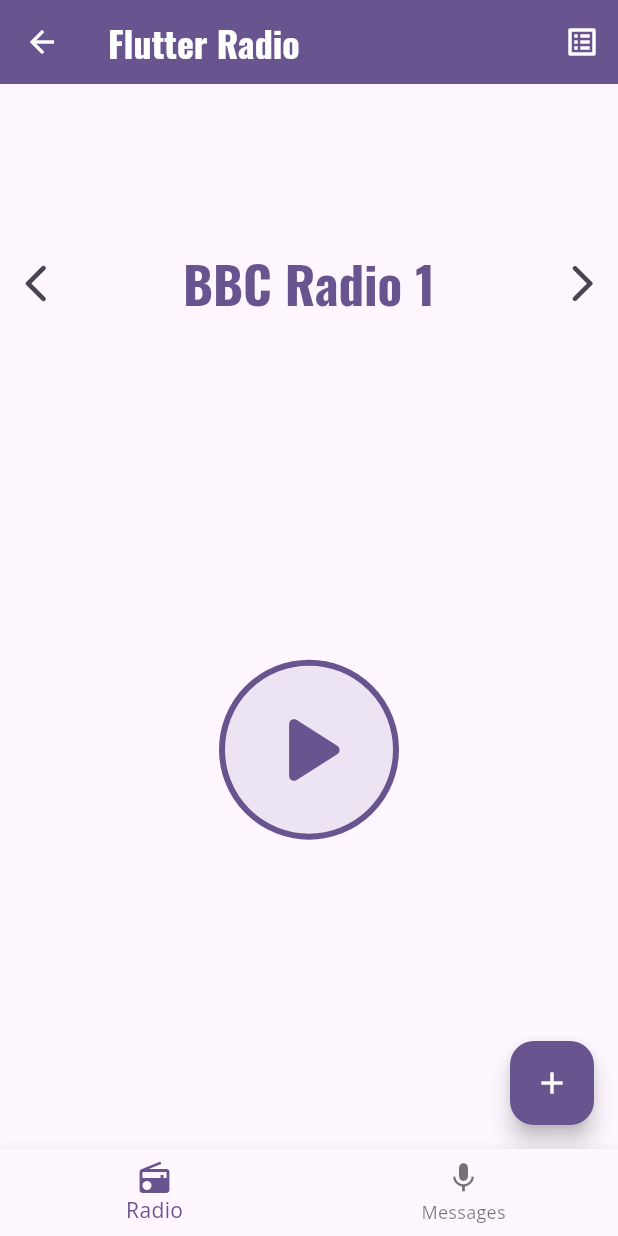
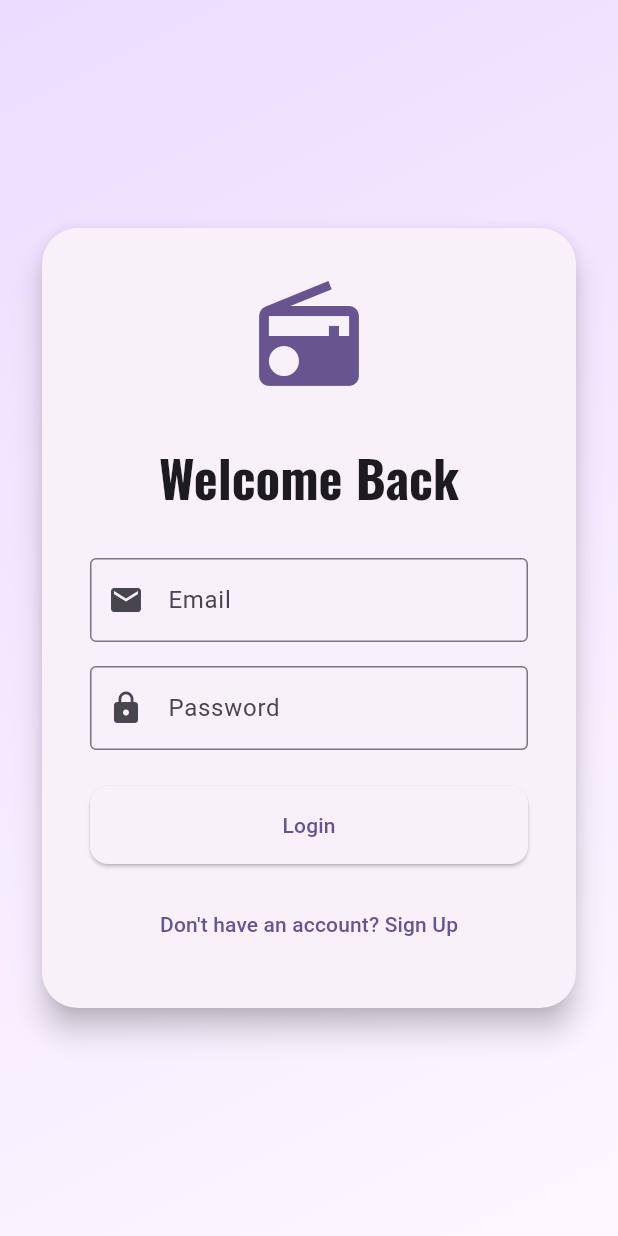
Before and after one commit to Paulanton07/firebase, a Flutter app: the screen it shows after launch, on a phone screen of 412 x 824 dp. Run offline on Flutter 3.47's test engine with Material 3 defaults, Android fonts, the phone set to English and light mode, and no system bars; our stand-ins replace audioplayers, cloud_firestore, firebase_auth, firebase_core, firebase_storage, google_fonts and 2 more; missing offline and left inert: record; accounts and stored records are empty.

Commit message:
worked version on VScode

```diff
--- /dev/null
+++ b/lib/auth_service.dart
@@ -0,0 +1,41 @@
+
+import 'package:firebase_auth/firebase_auth.dart';
+import 'package:cloud_firestore/cloud_firestore.dart';
+
+class AuthService {
+  final FirebaseAuth _auth = FirebaseAuth.instance;
+  final FirebaseFirestore _firestore = FirebaseFirestore.instance;
+
+  // Get current user
+  User? get currentUser => _auth.currentUser;
+
+  // Auth state stream
+  Stream<User?> get authStateChanges => _auth.authStateChanges();
+
+  // Sign in with email and password
+  Future<UserCredential> signInWithEmailAndPassword(String email, String password) async {
+    return await _auth.signInWithEmailAndPassword(email: email, password: password);
+  }
+
+  // Register with email and password
+  Future<UserCredential> createUserWithEmailAndPassword(String email, String password) async {
+    final credential = await _auth.createUserWithEmailAndPassword(email: email, password: password);
+    if (credential.user != null) {
+      await _saveUserToFirestore(credential.user!);
+    }
+    return credential;
+  }
+
+  Future<void> _saveUserToFirestore(User user) async {
+    await _firestore.collection('users').doc(user.uid).set({
+      'email': user.email,
+      'uid': user.uid,
+      'createdAt': FieldValue.serverTimestamp(),
+    });
+  }
+
+  // Sign out
+  Future<void> signOut() async {
+    await _auth.signOut();
+  }
+}
--- /dev/null
+++ b/lib/login_screen.dart
@@ -0,0 +1,162 @@
+
+import 'package:flutter/material.dart';
+import 'package:firebase_auth/firebase_auth.dart';
+import 'auth_service.dart';
+
+class LoginScreen extends StatefulWidget {
+  const LoginScreen({super.key});
+
+  @override
+  State<LoginScreen> createState() => _LoginScreenState();
+}
+
+class _LoginScreenState extends State<LoginScreen> {
+  final _emailController = TextEditingController();
+  final _passwordController = TextEditingController();
+  final _authService = AuthService();
+  bool _isLogin = true;
+  bool _isLoading = false;
+  String? _errorMessage;
+
+  Future<void> _submit() async {
+    setState(() {
+      _isLoading = true;
+      _errorMessage = null;
+    });
+
+    try {
+      if (_isLogin) {
+        await _authService.signInWithEmailAndPassword(
+          _emailController.text.trim(),
+          _passwordController.text.trim(),
+        );
+      } else {
+        await _authService.createUserWithEmailAndPassword(
+          _emailController.text.trim(),
+          _passwordController.text.trim(),
+        );
+      }
+    } on FirebaseAuthException catch (e) {
+      setState(() {
+        _errorMessage = e.message;
+      });
+    } catch (e) {
+      setState(() {
+        _errorMessage = 'An unexpected error occurred.';
+      });
+    } finally {
+      if (mounted) {
+        setState(() {
+          _isLoading = false;
+        });
+      }
+    }
+  }
+
+  @override
+  Widget build(BuildContext context) {
+    final theme = Theme.of(context);
+    return Scaffold(
+      body: Container(
+        decoration: BoxDecoration(
+          gradient: LinearGradient(
+            begin: Alignment.topLeft,
+            end: Alignment.bottomRight,
+            colors: [
+              theme.colorScheme.primaryContainer,
+              theme.colorScheme.surface,
+            ],
+          ),
+        ),
+        child: Center(
+          child: SingleChildScrollView(
+            padding: const EdgeInsets.all(24.0),
+            child: Card(
+              elevation: 8,
+              shape: RoundedRectangleBorder(borderRadius: BorderRadius.circular(24)),
+              child: Padding(
+                padding: const EdgeInsets.all(32.0),
+                child: Column(
+                  mainAxisAlignment: MainAxisAlignment.center,
+                  crossAxisAlignment: CrossAxisAlignment.stretch,
+                  children: [
+                    Icon(
+                      Icons.radio,
+                      size: 80,
+                      color: theme.colorScheme.primary,
+                    ),
+                    const SizedBox(height: 32),
+                    Text(
+                      _isLogin ? 'Welcome Back' : 'Create Account',
+                      style: theme.textTheme.headlineMedium?.copyWith(
+                        fontWeight: FontWeight.bold,
+                      ),
+                      textAlign: TextAlign.center,
+                    ),
+                    const SizedBox(height: 32),
+                    TextField(
+                      controller: _emailController,
+                      decoration: const InputDecoration(
+                        labelText: 'Email',
+                        border: OutlineInputBorder(),
+                        prefixIcon: Icon(Icons.email),
+                      ),
+                      keyboardType: TextInputType.emailAddress,
+                    ),
+                    const SizedBox(height: 16),
+                    TextField(
+                      controller: _passwordController,
+                      decoration: const InputDecoration(
+                        labelText: 'Password',
+                        border: OutlineInputBorder(),
+                        prefixIcon: Icon(Icons.lock),
+                      ),
+                      obscureText: true,
+                    ),
+                    if (_errorMessage != null) ...[
+                      const SizedBox(height: 16),
+                      Text(
+                        _errorMessage!,
+                        style: TextStyle(color: theme.colorScheme.error),
+                        textAlign: TextAlign.center,
+                      ),
+                    ],
+                    const SizedBox(height: 24),
+                    ElevatedButton(
+                      onPressed: _isLoading ? null : _submit,
+                      style: ElevatedButton.styleFrom(
+                        padding: const EdgeInsets.symmetric(vertical: 16),
+                        shape: RoundedRectangleBorder(borderRadius: BorderRadius.circular(12)),
+                      ),
+                      child: _isLoading
+                          ? const SizedBox(
+                              height: 20,
+                              width: 20,
+                              child: CircularProgressIndicator(strokeWidth: 2),
+                            )
+                          : Text(_isLogin ? 'Login' : 'Sign Up'),
+                    ),
+                    const SizedBox(height: 16),
+                    TextButton(
+                      onPressed: () {
+                        setState(() {
+                          _isLogin = !_isLogin;
+                          _errorMessage = null;
+                        });
+                      },
+                      child: Text(
+                        _isLogin
+                            ? 'Don\'t have an account? Sign Up'
+                            : 'Already have an account? Login',
+                      ),
+                    ),
+                  ],
+                ),
+              ),
+            ),
+          ),
+        ),
+      ),
+    );
+  }
+}
--- a/lib/main.dart
+++ b/lib/main.dart
@@ -3,10 +3,13 @@
 import 'package:google_fonts/google_fonts.dart';
 import 'package:provider/provider.dart';
 import 'package:firebase_core/firebase_core.dart';
+import 'package:firebase_auth/firebase_auth.dart';
 import 'firebase_options.dart';
 import 'radio_player_screen.dart';
 import 'radio_provider.dart';
-import 'voice_messaging_page.dart';
+import 'user_list_screen.dart';
+import 'auth_service.dart';
+import 'login_screen.dart';
 
 void main() async {
   WidgetsFlutterBinding.ensureInitialized();
@@ -160,7 +163,20 @@
       darkTheme: themes[themeProvider.appTheme],
       themeMode: themeProvider.themeMode,
       debugShowCheckedModeBanner: false,
-      home: const MainScreen(),
+      home: StreamBuilder<User?>(
+        stream: AuthService().authStateChanges,
+        builder: (context, snapshot) {
+          if (snapshot.connectionState == ConnectionState.waiting) {
+            return const Scaffold(
+              body: Center(child: CircularProgressIndicator()),
+            );
+          }
+          if (snapshot.hasData) {
+            return const MainScreen();
+          }
+          return const LoginScreen();
+        },
+      ),
     );
   }
 }
@@ -176,7 +192,7 @@
   int _selectedIndex = 0;
   static const List<Widget> _widgetOptions = <Widget>[
     RadioPlayerScreen(),
-    VoiceMessagingPage(),
+    UserListScreen(),
   ];
 
   void _onItemTapped(int index) {
--- a/lib/radio_player_screen.dart
+++ b/lib/radio_player_screen.dart
@@ -3,6 +3,7 @@
 import 'package:provider/provider.dart';
 import 'radio_provider.dart';
 import 'radio_station.dart';
+import 'auth_service.dart';
 
 class RadioPlayerScreen extends StatefulWidget {
   const RadioPlayerScreen({super.key});
@@ -44,6 +45,11 @@
           onPressed: () => Navigator.of(context).pop(),
         ),
         actions: [
+          IconButton(
+            icon: const Icon(Icons.logout),
+            tooltip: 'Logout',
+            onPressed: () => AuthService().signOut(),
+          ),
           IconButton(
             icon: const Icon(Icons.list_alt),
             tooltip: 'Manage Stations',
--- a/lib/radio_station.dart
+++ b/lib/radio_station.dart
@@ -1,8 +1,9 @@
 class RadioStation {
+  String? id;
   String name;
   final String url;
 
-  RadioStation({required this.name, required this.url});
+  RadioStation({this.id, required this.name, required this.url});
 
   // Method to convert a RadioStation instance to a map
   Map<String, dynamic> toJson() {
@@ -13,8 +14,9 @@
   }
 
   // Factory constructor to create a RadioStation instance from a map
-  factory RadioStation.fromJson(Map<String, dynamic> json) {
+  factory RadioStation.fromJson(Map<String, dynamic> json, {String? id}) {
     return RadioStation(
+      id: id,
       name: json['name'],
       url: json['url'],
     );
```
Also changed, not shown: lib/chat_screen.dart (added, +264 -0 lines), lib/radio_provider.dart (+67 -2 lines), lib/user_list_screen.dart (added, +71 -0 lines), lib/voice_messaging_page.dart (+6 -2 lines), pubspec.lock, 2 other files.
